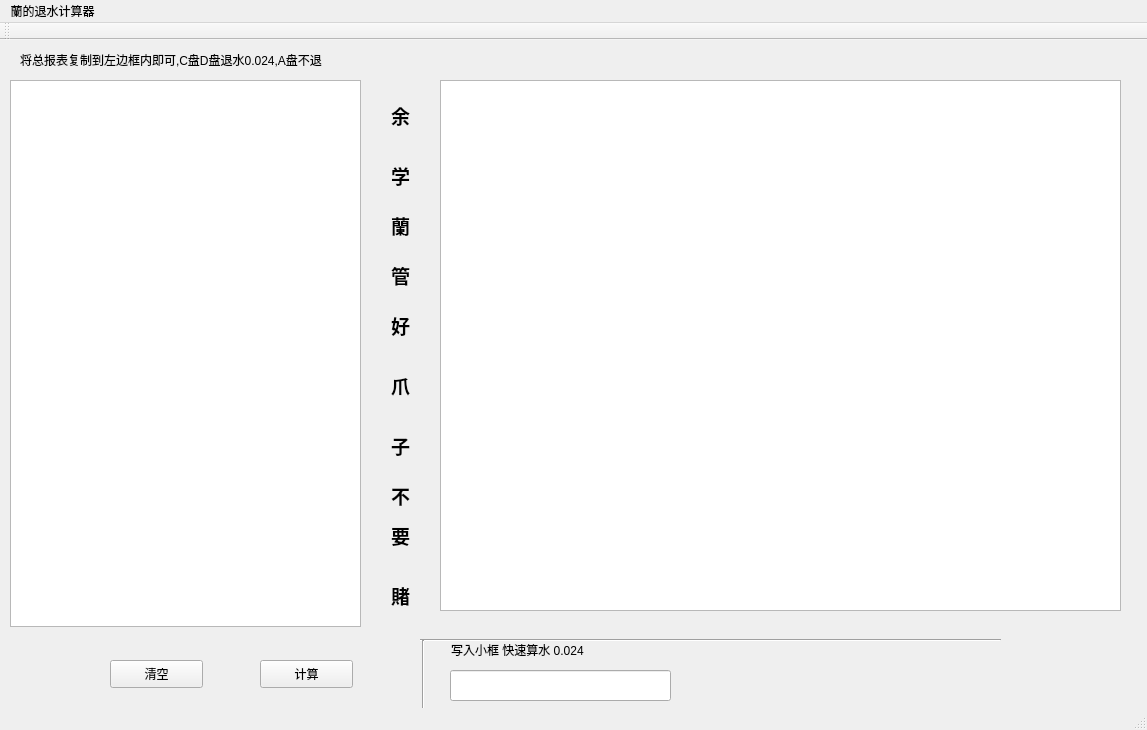
chowhsienwuu/laopo_lanlan_pk10, file mainwindow.ui: the form before one commit.
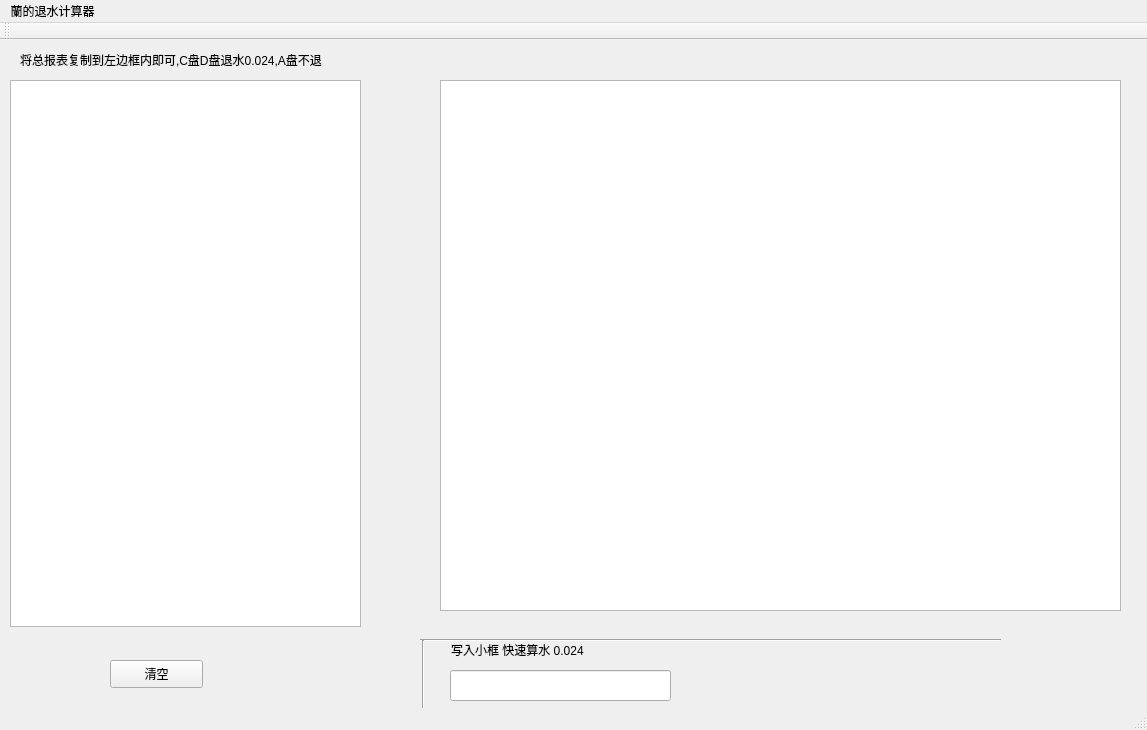
The form after the commit.

Commit message: del .pro.user

Diff of the .ui file:
```diff
--- a/mainwindow.ui
+++ b/mainwindow.ui
@@ -30,25 +30,6 @@
      </sizepolicy>
     </property>
    </widget>
-   <widget class="QPushButton" name="okButton">
-    <property name="geometry">
-     <rect>
-      <x>260</x>
-      <y>620</y>
-      <width>93</width>
-      <height>28</height>
-     </rect>
-    </property>
-    <property name="sizePolicy">
-     <sizepolicy hsizetype="Fixed" vsizetype="Fixed">
-      <horstretch>0</horstretch>
-      <verstretch>0</verstretch>
-     </sizepolicy>
-    </property>
-    <property name="text">
-     <string>计算</string>
-    </property>
-   </widget>
    <widget class="QPlainTextEdit" name="plainsrcTextEdit">
     <property name="geometry">
      <rect>
@@ -177,307 +158,6 @@
      <string/>
     </property>
    </widget>
-   <widget class="QLabel" name="label_3">
-    <property name="geometry">
-     <rect>
-      <x>380</x>
-      <y>50</y>
-      <width>41</width>
-      <height>51</height>
-     </rect>
-    </property>
-    <property name="font">
-     <font>
-      <family>Agency FB</family>
-      <pointsize>14</pointsize>
-      <weight>75</weight>
-      <bold>true</bold>
-     </font>
-    </property>
-    <property name="text">
-     <string>余</string>
-    </property>
-    <property name="scaledContents">
-     <bool>true</bool>
-    </property>
-    <property name="alignment">
-     <set>Qt::AlignCenter</set>
-    </property>
-    <property name="margin">
-     <number>-1</number>
-    </property>
-   </widget>
-   <widget class="QLabel" name="label_4">
-    <property name="geometry">
-     <rect>
-      <x>380</x>
-      <y>110</y>
-      <width>41</width>
-      <height>51</height>
-     </rect>
-    </property>
-    <property name="font">
-     <font>
-      <family>Agency FB</family>
-      <pointsize>14</pointsize>
-      <weight>75</weight>
-      <bold>true</bold>
-     </font>
-    </property>
-    <property name="text">
-     <string>学</string>
-    </property>
-    <property name="scaledContents">
-     <bool>true</bool>
-    </property>
-    <property name="alignment">
-     <set>Qt::AlignCenter</set>
-    </property>
-    <property name="margin">
-     <number>-1</number>
-    </property>
-   </widget>
-   <widget class="QLabel" name="label_5">
-    <property name="geometry">
-     <rect>
-      <x>380</x>
-      <y>160</y>
-      <width>41</width>
-      <height>51</height>
-     </rect>
-    </property>
-    <property name="font">
-     <font>
-      <family>Agency FB</family>
-      <pointsize>14</pointsize>
-      <weight>75</weight>
-      <bold>true</bold>
-     </font>
-    </property>
-    <property name="text">
-     <string>蘭</string>
-    </property>
-    <property name="scaledContents">
-     <bool>true</bool>
-    </property>
-    <property name="alignment">
-     <set>Qt::AlignCenter</set>
-    </property>
-    <property name="margin">
-     <number>-1</number>
-    </property>
-   </widget>
-   <widget class="QLabel" name="label_6">
-    <property name="geometry">
-     <rect>
-      <x>380</x>
-      <y>210</y>
-      <width>41</width>
-      <height>51</height>
-     </rect>
-    </property>
-    <property name="font">
-     <font>
-      <family>Agency FB</family>
-      <pointsize>14</pointsize>
-      <weight>75</weight>
-      <bold>true</bold>
-     </font>
-    </property>
-    <property name="text">
-     <string>管</string>
-    </property>
-    <property name="scaledContents">
-     <bool>true</bool>
-    </property>
-    <property name="alignment">
-     <set>Qt::AlignCenter</set>
-    </property>
-    <property name="margin">
-     <number>-1</number>
-    </property>
-   </widget>
-   <widget class="QLabel" name="label_7">
-    <property name="geometry">
-     <rect>
-      <x>380</x>
-      <y>260</y>
-      <width>41</width>
-      <height>51</height>
-     </rect>
-    </property>
-    <property name="font">
-     <font>
-      <family>Agency FB</family>
-      <pointsize>14</pointsize>
-      <weight>75</weight>
-      <bold>true</bold>
-     </font>
-    </property>
-    <property name="text">
-     <string>好</string>
-    </property>
-    <property name="scaledContents">
-     <bool>true</bool>
-    </property>
-    <property name="alignment">
-     <set>Qt::AlignCenter</set>
-    </property>
-    <property name="margin">
-     <number>-1</number>
-    </property>
-   </widget>
-   <widget class="QLabel" name="label_8">
-    <property name="geometry">
-     <rect>
-      <x>380</x>
-      <y>320</y>
-      <width>41</width>
-      <height>51</height>
-     </rect>
-    </property>
-    <property name="font">
-     <font>
-      <family>Agency FB</family>
-      <pointsize>14</pointsize>
-      <weight>75</weight>
-      <bold>true</bold>
-     </font>
-    </property>
-    <property name="text">
-     <string>爪</string>
-    </property>
-    <property name="scaledContents">
-     <bool>true</bool>
-    </property>
-    <property name="alignment">
-     <set>Qt::AlignCenter</set>
-    </property>
-    <property name="margin">
-     <number>-1</number>
-    </property>
-   </widget>
-   <widget class="QLabel" name="label_9">
-    <property name="geometry">
-     <rect>
-      <x>380</x>
-      <y>380</y>
-      <width>41</width>
-      <height>51</height>
-     </rect>
-    </property>
-    <property name="font">
-     <font>
-      <family>Agency FB</family>
-      <pointsize>14</pointsize>
-      <weight>75</weight>
-      <bold>true</bold>
-     </font>
-    </property>
-    <property name="text">
-     <string>子</string>
-    </property>
-    <property name="scaledContents">
-     <bool>true</bool>
-    </property>
-    <property name="alignment">
-     <set>Qt::AlignCenter</set>
-    </property>
-    <property name="margin">
-     <number>-1</number>
-    </property>
-   </widget>
-   <widget class="QLabel" name="label_10">
-    <property name="geometry">
-     <rect>
-      <x>380</x>
-      <y>430</y>
-      <width>41</width>
-      <height>51</height>
-     </rect>
-    </property>
-    <property name="font">
-     <font>
-      <family>Agency FB</family>
-      <pointsize>14</pointsize>
-      <weight>75</weight>
-      <bold>true</bold>
-     </font>
-    </property>
-    <property name="text">
-     <string>不</string>
-    </property>
-    <property name="scaledContents">
-     <bool>true</bool>
-    </property>
-    <property name="alignment">
-     <set>Qt::AlignCenter</set>
-    </property>
-    <property name="margin">
-     <number>-1</number>
-    </property>
-   </widget>
-   <widget class="QLabel" name="label_11">
-    <property name="geometry">
-     <rect>
-      <x>380</x>
-      <y>470</y>
-      <width>41</width>
-      <height>51</height>
-     </rect>
-    </property>
-    <property name="font">
-     <font>
-      <family>Agency FB</family>
-      <pointsize>14</pointsize>
-      <weight>75</weight>
-      <bold>true</bold>
-     </font>
-    </property>
-    <property name="text">
-     <string>要</string>
-    </property>
-    <property name="scaledContents">
-     <bool>true</bool>
-    </property>
-    <property name="alignment">
-     <set>Qt::AlignCenter</set>
-    </property>
-    <property name="margin">
-     <number>-1</number>
-    </property>
-   </widget>
-   <widget class="QLabel" name="label_12">
-    <property name="geometry">
-     <rect>
-      <x>380</x>
-      <y>530</y>
-      <width>41</width>
-      <height>51</height>
-     </rect>
-    </property>
-    <property name="font">
-     <font>
-      <family>Agency FB</family>
-      <pointsize>14</pointsize>
-      <weight>75</weight>
-      <bold>true</bold>
-     </font>
-    </property>
-    <property name="text">
-     <string>賭</string>
-    </property>
-    <property name="scaledContents">
-     <bool>true</bool>
-    </property>
-    <property name="alignment">
-     <set>Qt::AlignCenter</set>
-    </property>
-    <property name="margin">
-     <number>-1</number>
-    </property>
-   </widget>
-   <zorder>okButton</zorder>
    <zorder>plainsrcTextEdit</zorder>
    <zorder>label_time</zorder>
    <zorder>label</zorder>
```
Left out of the diff: 12 changed lines with no effect on the pictures. The commit also changes 2 other files.
